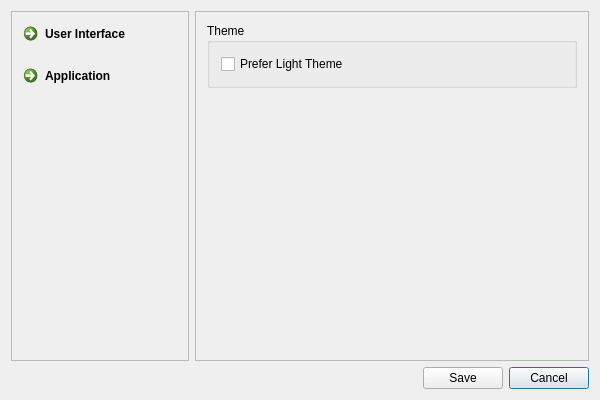
Above: NickvisionApplication/UI/Views/SettingsDialog.ui from NickvisionApps/Application before the change. Below: the same form after it.
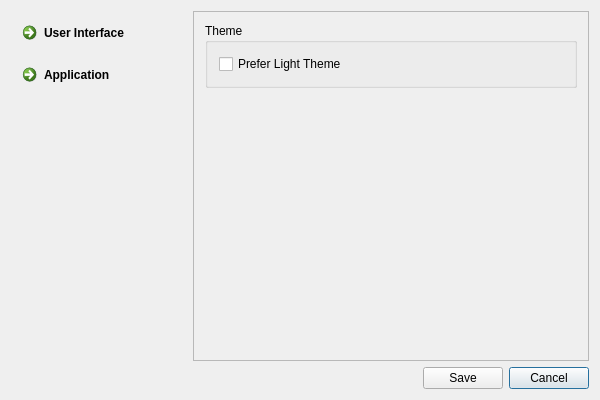
That is the form after the change. Icons and pictures are not drawn.

Diff of the .ui file:
```diff
--- a/NickvisionApplication/UI/Views/SettingsDialog.ui
+++ b/NickvisionApplication/UI/Views/SettingsDialog.ui
@@ -24,12 +24,6 @@
          <height>0</height>
         </size>
        </property>
-       <property name="frameShape">
-        <enum>QFrame::StyledPanel</enum>
-       </property>
-       <property name="frameShadow">
-        <enum>QFrame::Raised</enum>
-       </property>
        <layout class="QVBoxLayout" name="verticalLayout_4">
         <property name="leftMargin">
          <number>4</number>
```
